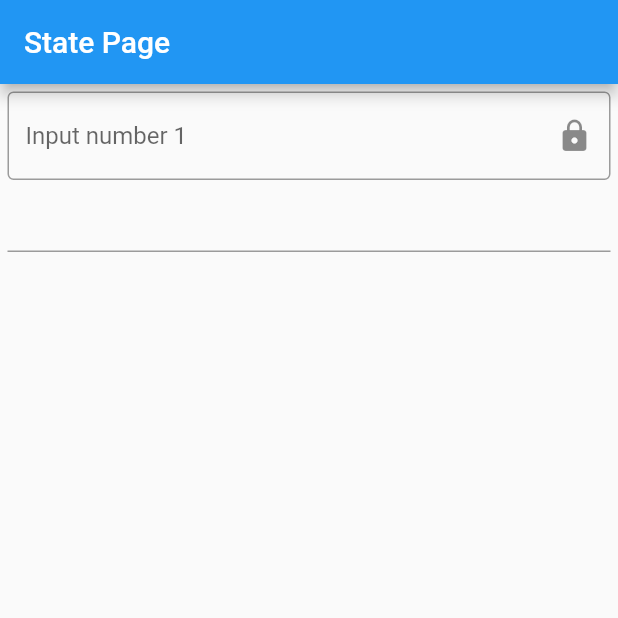
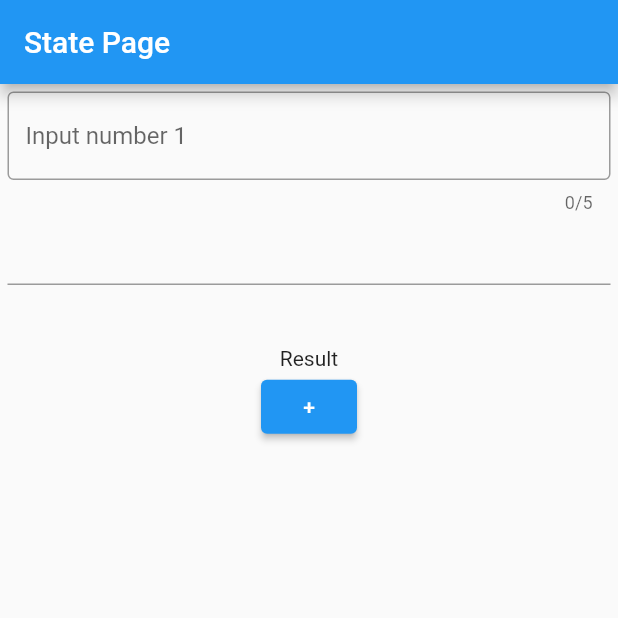
Before and after one commit to phamtanphat/flutter_widget_02022023, a Flutter app: the screen it shows after launch, on a phone screen of 412 x 824 dp, the top half of it. Run offline on Flutter 3.47's test engine with Material 2 defaults, Android fonts, the phone set to English and light mode, and no system bars.

Commit message:
elevatedButton Mediaquery

```diff
--- a/lib/state_page.dart
+++ b/lib/state_page.dart
@@ -16,6 +16,7 @@ class _StatePageState extends State<StatePage> {
 
   @override
   Widget build(BuildContext context) {
+    final height = MediaQuery.of(context).size.height;
     return Scaffold(
       appBar: AppBar(
         title: Text("State Page"),
@@ -26,18 +27,19 @@ class _StatePageState extends State<StatePage> {
         child: Column(
           children: [
             TextField(
+              keyboardType: TextInputType.number,
+              maxLength: 5,
               decoration: InputDecoration(
                 border: OutlineInputBorder(),
                 hintText: "Input number 1",
-                suffixIcon: InkWell(
-                  onTap: () {
-                    print("Click icon");
-                  },
-                  child: Icon(Icons.lock),
-                )
               ),
             ),
             TextField(),
+            Container(
+                margin: EdgeInsets.fromLTRB(0,  height / 20, 0, 0),
+                child: Text("Result")
+            ),
+            ElevatedButton(onPressed: () {}, child: Text("+"))
           ],
         ),
       ),
```
